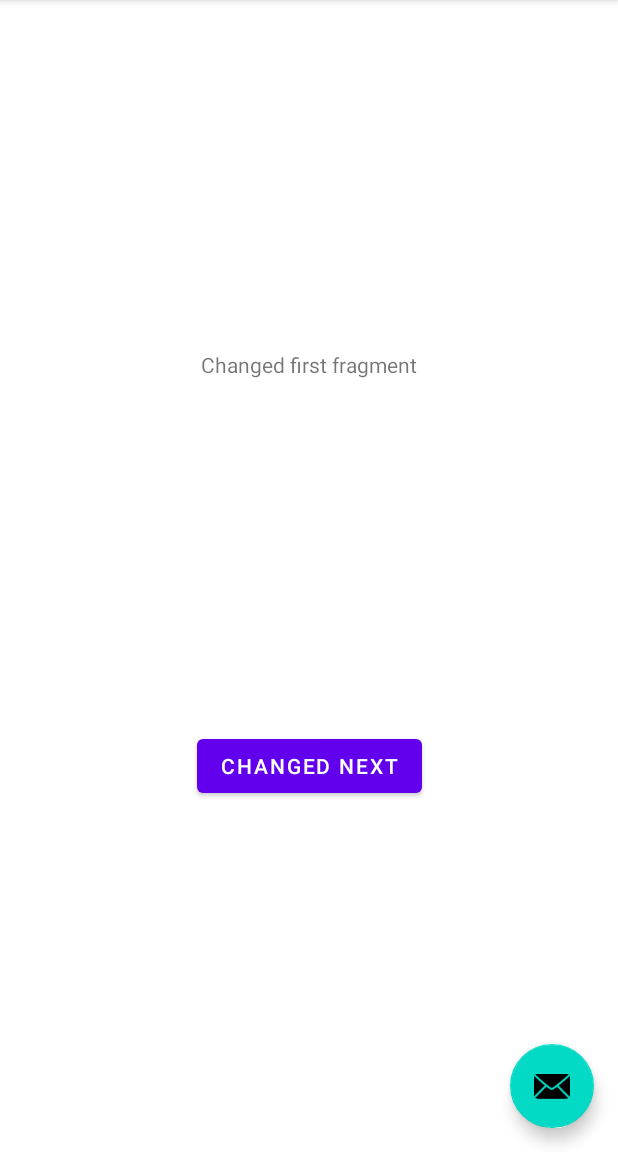
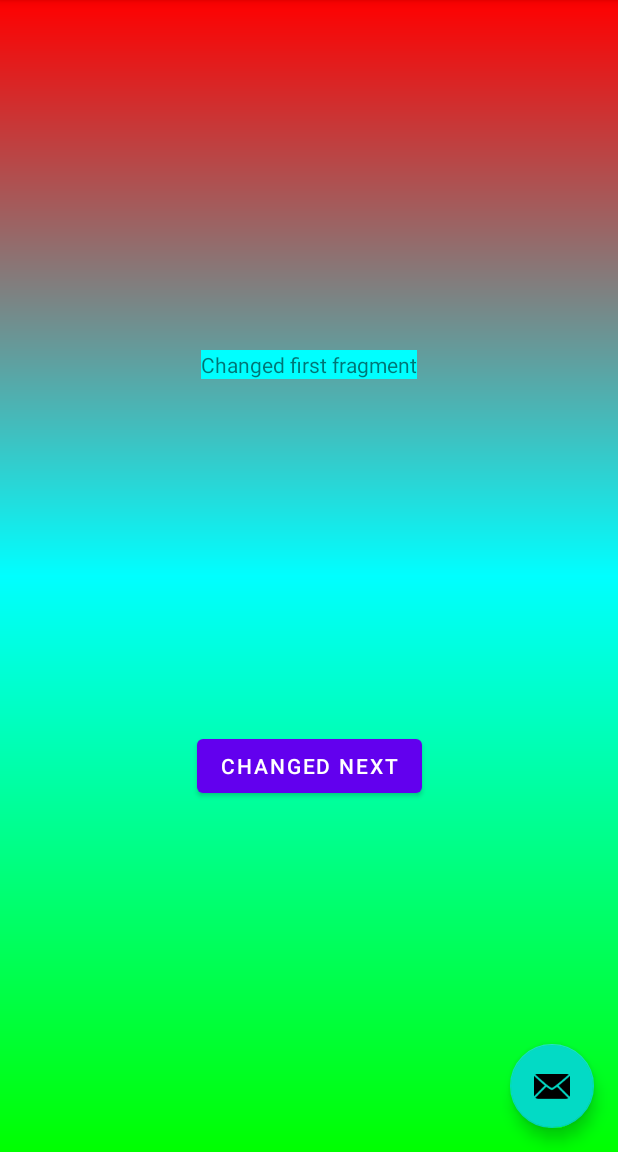
Before and after one commit to reshmamourya/MyKotlinProject, an Android app: the screen it shows after launch (MainActivity), on a phone screen of 412 x 824 dp, the part 84-1236 px from its top. Run offline under Robolectric (Android 15) with nearby library versions, the phone set to English and light mode, and no system bars.

Commit message:
Changed Colors

```diff
--- /dev/null
+++ b/app/src/main/res/drawable-v24/layoutbackground.xml
@@ -0,0 +1,8 @@
+<?xml version="1.0" encoding="utf-8"?>
+<shape xmlns:android="http://schemas.android.com/apk/res/android"
+    android:shape="rectangle">
+    <gradient android:startColor="#FF0000"
+        android:centerColor="#00FFFF"
+        android:endColor="#00FF00"
+        android:angle="-90" />
+</shape>
--- a/app/src/main/res/layout/fragment_first.xml
+++ b/app/src/main/res/layout/fragment_first.xml
@@ -4,9 +4,13 @@
     xmlns:tools="http://schemas.android.com/tools"
     android:layout_width="match_parent"
     android:layout_height="match_parent"
-    tools:context=".FirstFragment">
+    tools:context=".FirstFragment"
+    android:background="@drawable/layoutbackground"
+    >
 
     <TextView
+
+        android:background="@color/textbgcolor"
         android:id="@+id/textview_first"
         android:layout_width="wrap_content"
         android:layout_height="wrap_content"
--- a/app/src/main/res/values/colors.xml
+++ b/app/src/main/res/values/colors.xml
@@ -7,4 +7,5 @@
     <color name="teal_700">#FF018786</color>
     <color name="black">#FF000000</color>
     <color name="white">#FFFFFFFF</color>
+    <color name="textbgcolor">#00FFFF</color>
 </resources>
```
